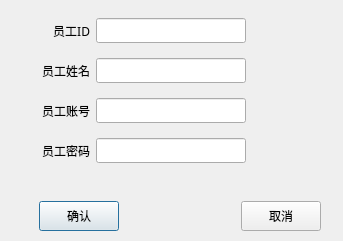
The window that LaundryManagementSystem/dlgupadateuser.ui (Quentlam/LaundryManagementSystem) describes before a commit, drawn with Qt 5.
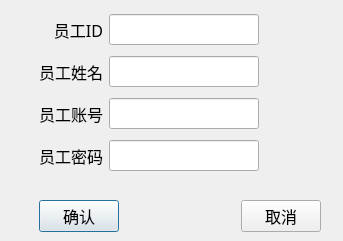
The same window after the commit.

```diff
--- a/LaundryManagementSystem/dlgupadateuser.ui
+++ b/LaundryManagementSystem/dlgupadateuser.ui
@@ -13,6 +13,7 @@
   <property name="font">
    <font>
     <family>微软雅黑</family>
+    <pointsize>12</pointsize>
    </font>
   </property>
   <property name="windowTitle">
@@ -27,6 +28,12 @@
      <height>241</height>
     </rect>
    </property>
+   <property name="font">
+    <font>
+     <family>微软雅黑</family>
+     <pointsize>12</pointsize>
+    </font>
+   </property>
    <layout class="QGridLayout" name="gridLayout_3">
     <item row="1" column="0">
      <widget class="QWidget" name="widget_2" native="true">
@@ -42,9 +49,21 @@
         <height>50</height>
        </size>
       </property>
+      <property name="font">
+       <font>
+        <family>微软雅黑</family>
+        <pointsize>12</pointsize>
+       </font>
+      </property>
       <layout class="QGridLayout" name="gridLayout">
        <item row="1" column="1">
         <spacer name="horizontalSpacer">
+         <property name="font">
+          <font>
+           <family>微软雅黑</family>
+           <pointsize>12</pointsize>
+          </font>
+         </property>
          <property name="orientation">
           <enum>Qt::Horizontal</enum>
          </property>
@@ -64,6 +83,12 @@
            <height>30</height>
           </size>
          </property>
+         <property name="font">
+          <font>
+           <family>微软雅黑</family>
+           <pointsize>12</pointsize>
+          </font>
+         </property>
          <property name="text">
           <string>确认</string>
          </property>
@@ -77,6 +102,12 @@
            <height>30</height>
           </size>
          </property>
+         <property name="font">
+          <font>
+           <family>微软雅黑</family>
+           <pointsize>12</pointsize>
+          </font>
+         </property>
          <property name="text">
           <string>取消</string>
          </property>
@@ -93,9 +124,21 @@
         <height>16777215</height>
        </size>
       </property>
+      <property name="font">
+       <font>
+        <family>微软雅黑</family>
+        <pointsize>12</pointsize>
+       </font>
+      </property>
       <layout class="QGridLayout" name="gridLayout_2">
        <item row="3" column="0">
         <widget class="QLabel" name="label_3">
+         <property name="font">
+          <font>
+           <family>微软雅黑</family>
+           <pointsize>12</pointsize>
+          </font>
+         </property>
          <property name="text">
           <string>员工账号</string>
          </property>
@@ -106,6 +149,12 @@
        </item>
        <item row="1" column="0">
         <widget class="QLabel" name="label">
+         <property name="font">
+          <font>
+           <family>微软雅黑</family>
+           <pointsize>12</pointsize>
+          </font>
+         </property>
          <property name="text">
           <string>员工ID</string>
          </property>
@@ -122,10 +171,22 @@
            <height>16777215</height>
           </size>
          </property>
+         <property name="font">
+          <font>
+           <family>微软雅黑</family>
+           <pointsize>12</pointsize>
+          </font>
+         </property>
         </widget>
        </item>
        <item row="2" column="0">
         <widget class="QLabel" name="label_2">
+         <property name="font">
+          <font>
+           <family>微软雅黑</family>
+           <pointsize>12</pointsize>
+          </font>
+         </property>
          <property name="text">
           <string>员工姓名</string>
          </property>
@@ -142,6 +203,12 @@
            <height>16777215</height>
           </size>
          </property>
+         <property name="font">
+          <font>
+           <family>微软雅黑</family>
+           <pointsize>12</pointsize>
+          </font>
+         </property>
         </widget>
        </item>
        <item row="1" column="1">
@@ -158,10 +225,22 @@
            <height>16777215</height>
           </size>
          </property>
+         <property name="font">
+          <font>
+           <family>微软雅黑</family>
+           <pointsize>12</pointsize>
+          </font>
+         </property>
         </widget>
        </item>
        <item row="5" column="0">
         <widget class="QLabel" name="label_4">
+         <property name="font">
+          <font>
+           <family>微软雅黑</family>
+           <pointsize>12</pointsize>
+          </font>
+         </property>
          <property name="text">
           <string>员工密码</string>
          </property>
@@ -178,6 +257,12 @@
            <height>16777215</height>
           </size>
          </property>
+         <property name="font">
+          <font>
+           <family>微软雅黑</family>
+           <pointsize>12</pointsize>
+          </font>
+         </property>
         </widget>
        </item>
       </layout>
```
